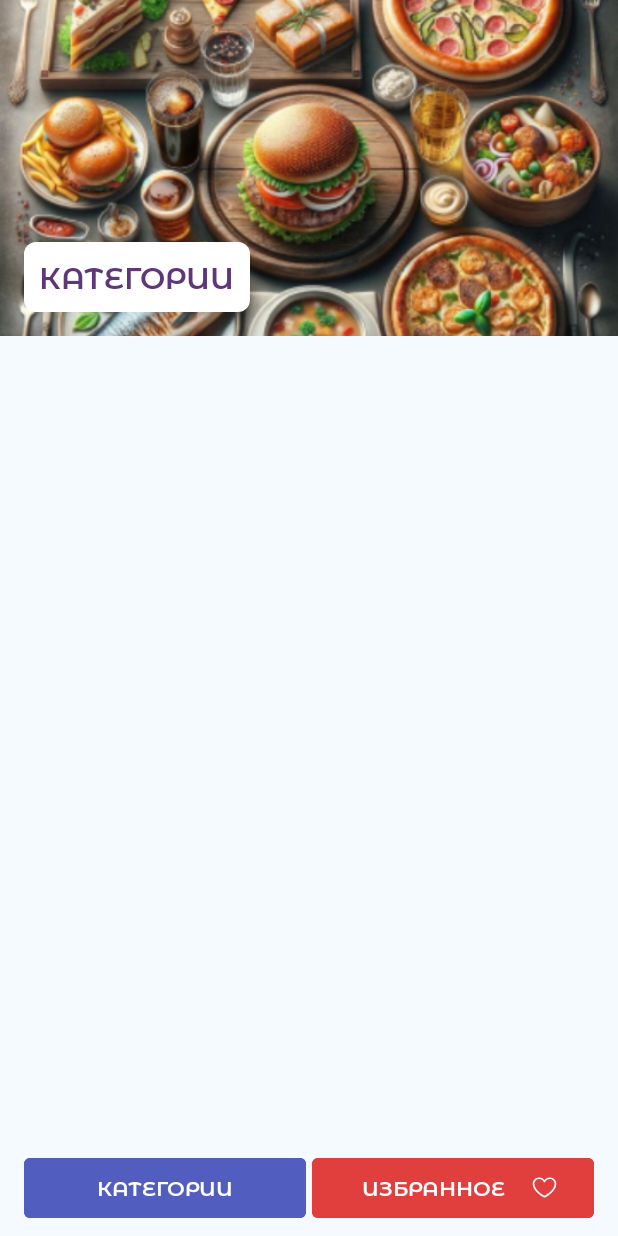
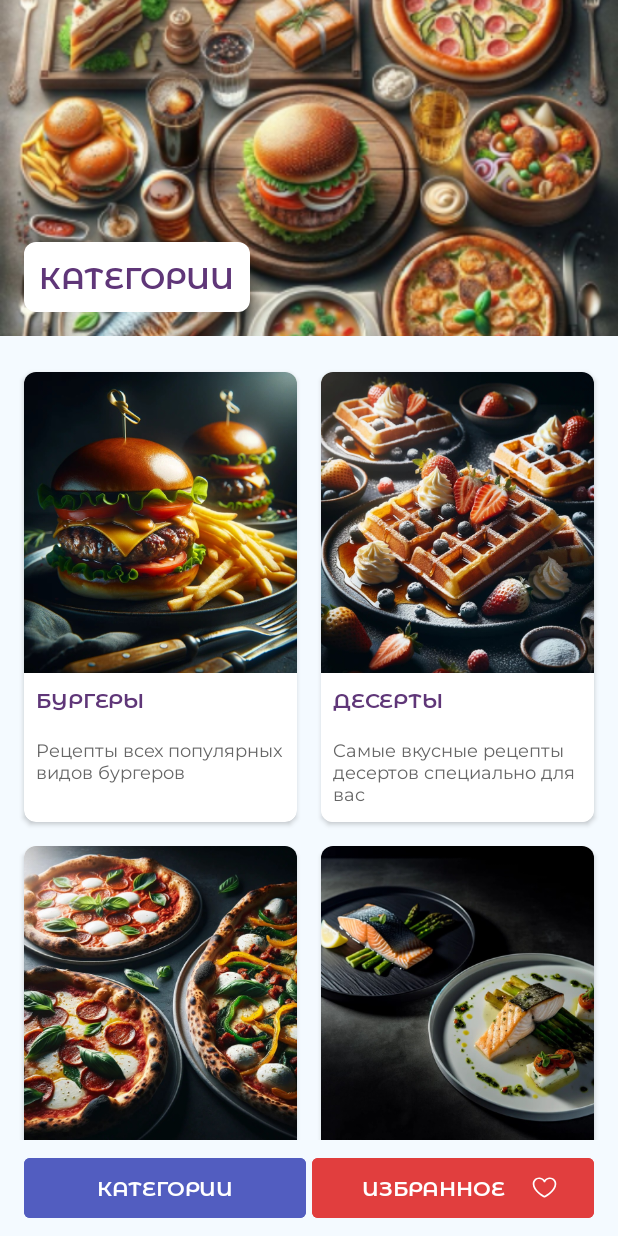
Before and after one commit to DenisGubernatorov/RecipesApp, an Android app: the screen it shows after launch (MainActivity), on a phone screen of 412 x 824 dp. Run offline under Robolectric (Android 15) with nearby library versions, the phone set to English and light mode, and no system bars.

Commit message:
RA-08-RecyclerView-realization 1) Доработка кнопки "Избранное". Если текст не помещается в контейнер, то он обрезается и ставится многоточие 2) Переименование файлов с изображением для категорий 3) Реализован адаптер для recyclerView 4) Фон карточки сделан как на макете, белым. Так как на телефоне с темной темой, он тоже был черным

```diff
--- /dev/null
+++ b/app/src/main/java/com/example/recipesapp/CategoriesListAdapter.kt
@@ -0,0 +1,45 @@
+package com.example.recipesapp
+
+import android.graphics.drawable.Drawable
+import android.util.Log
+import android.view.LayoutInflater
+import android.view.ViewGroup
+import androidx.recyclerview.widget.RecyclerView
+import com.example.recipesapp.databinding.ItemCategoryBinding
+
+class CategoriesListAdapter(private val dataSet: List<Category>) :
+    RecyclerView.Adapter<CategoriesListAdapter.ViewHolder>() {
+    class ViewHolder(private var binding: ItemCategoryBinding) :
+        RecyclerView.ViewHolder(binding.root) {
+        fun bind(category: Category) {
+            binding.cardTitleTextView.text = category.title
+            binding.cardDescriptionTextView.text = category.description
+
+            val drawableImage = try {
+                Drawable.createFromStream(itemView.context.assets.open(category.imageUrl), null)
+
+            } catch (e: Exception) {
+                Log.e("!!!!__", "image not found $category")
+                null
+            }
+            binding.cardImageView.setImageDrawable(drawableImage)
+
+        }
+    }
+
+    override fun onCreateViewHolder(parent: ViewGroup, viewType: Int): ViewHolder {
+        val binding =
+            ItemCategoryBinding.inflate(LayoutInflater.from(parent.context), parent, false)
+        return ViewHolder(binding)
+    }
+
+    override fun getItemCount(): Int {
+        return dataSet.size
+    }
+
+    override fun onBindViewHolder(holder: ViewHolder, position: Int) {
+        val category = dataSet[position]
+        holder.bind(category)
+
+    }
+}
--- a/app/src/main/java/com/example/recipesapp/CategoriesListFragment.kt
+++ b/app/src/main/java/com/example/recipesapp/CategoriesListFragment.kt
@@ -5,6 +5,7 @@ import android.view.LayoutInflater
 import android.view.View
 import android.view.ViewGroup
 import androidx.fragment.app.Fragment
+import androidx.recyclerview.widget.GridLayoutManager
 import com.example.recipesapp.databinding.FragmentListCategoriesBinding
 
 class CategoriesListFragment : Fragment() {
@@ -20,6 +21,7 @@ class CategoriesListFragment : Fragment() {
         savedInstanceState: Bundle?
     ): View {
         _binding = FragmentListCategoriesBinding.inflate(inflater)
+        initRecycler()
         return binding.root
     }
 
@@ -27,4 +29,12 @@ class CategoriesListFragment : Fragment() {
         super.onDestroyView()
         _binding = null
     }
+
+
+    private fun initRecycler() {
+        val categoriesListAdapter = CategoriesListAdapter(STUB.getCategories())
+        val rvCategories = binding.rvCategories
+        rvCategories.adapter = categoriesListAdapter
+        binding.rvCategories.layoutManager = GridLayoutManager(requireContext(), 2)
+    }
 }
--- a/app/src/main/java/com/example/recipesapp/recipes.kt
+++ b/app/src/main/java/com/example/recipesapp/recipes.kt
@@ -4,12 +4,22 @@ package com.example.recipesapp
 object STUB {
 
     private val categories = listOf(
-        Category(0, "Бургеры", "Рецепты всех популярных видов бургеров", "burger.png"),
-        Category(1, "Десерты", "Самые вкусные рецепты десертов специально для вас", "dessert.png"),
-        Category(2, "Пицца", "Пицца на любой вкус и цвет. Лучшая подборка для тебя", "pizza.png"),
-        Category(3, "Рыба", "Печеная, жареная, сушеная, любая рыба на твой вкус", "fish.png"),
-        Category(4, "Супы", "От классики до экзотики: мир в одной тарелке", "soup.png"),
-        Category(5, "Салаты", "Хрустящий калейдоскоп под соусом вдохновения", "salad.png")
+        Category(0, "Бургеры", "Рецепты всех популярных видов бургеров", "cat_burger.png"),
+        Category(
+            1,
+            "Десерты",
+            "Самые вкусные рецепты десертов специально для вас",
+            "cat_dessert.png"
+        ),
+        Category(
+            2,
+            "Пицца",
+            "Пицца на любой вкус и цвет. Лучшая подборка для тебя",
+            "cat_pizza.png"
+        ),
+        Category(3, "Рыба", "Печеная, жареная, сушеная, любая рыба на твой вкус", "cat_fish.png"),
+        Category(4, "Супы", "От классики до экзотики: мир в одной тарелке", "cat_soup.png"),
+        Category(5, "Салаты", "Хрустящий калейдоскоп под соусом вдохновения", "cat_salad.png")
     )
 
     fun getCategories(): List<Category> = categories
--- a/app/src/main/res/layout/activity_main.xml
+++ b/app/src/main/res/layout/activity_main.xml
@@ -50,10 +50,10 @@
             android:layout_weight="1"
             android:backgroundTint="@color/btn_favorites_background"
             android:text="@string/text_favorites"
+            android:maxLines="1"
+            android:ellipsize="end"
             app:icon="@drawable/ic_heart_empty"
-            app:iconGravity="end">
-
-        </Button>
+            app:iconGravity="end" />
     </LinearLayout>
 
 </androidx.constraintlayout.widget.ConstraintLayout>
--- a/app/src/main/res/layout/item_category.xml
+++ b/app/src/main/res/layout/item_category.xml
@@ -12,29 +12,33 @@
     app:layout_constraintStart_toStartOf="parent">
 
     <LinearLayout
-
         android:layout_width="match_parent"
         android:layout_height="wrap_content"
+        android:background="@color/white"
         android:orientation="vertical">
 
         <ImageView
+            android:id="@+id/card_imageView"
             android:layout_width="match_parent"
-            android:layout_height="wrap_content"
+            android:layout_height="match_parent"
+            android:contentDescription="@string/text_category"
 
-            android:contentDescription="@string/text_category"
+            android:scaleType="centerCrop"
             tools:background="@color/test_red"
             tools:layout_height="@dimen/test_130dp" />
 
         <TextView
+            android:id="@+id/card_titleTextView"
             style="@style/TitleText14Style"
             android:layout_width="match_parent"
             android:layout_height="wrap_content"
+
             android:layout_margin="@dimen/margin_half_8_dp"
-
             android:textColor="@color/cat_header_txt"
             tools:text="имя карточки" />
 
         <TextView
+            android:id="@+id/card_descriptionTextView"
             style="@style/CategoryDescriptionTextStyle"
             android:layout_width="match_parent"
             android:layout_height="wrap_content"
```
Also changed, not shown: app/src/main/assets/cat_burger.png (renamed from app/src/main/assets/burger.png), app/src/main/assets/cat_dessert.png (renamed from app/src/main/assets/dessert.png), app/src/main/assets/cat_fish.png (renamed from app/src/main/assets/fish.png), app/src/main/assets/cat_pizza.png (renamed from app/src/main/assets/pizza.png), app/src/main/assets/cat_salad.png (renamed from app/src/main/assets/salad.png), app/src/main/assets/cat_soup.png (renamed from app/src/main/assets/soup.png).
